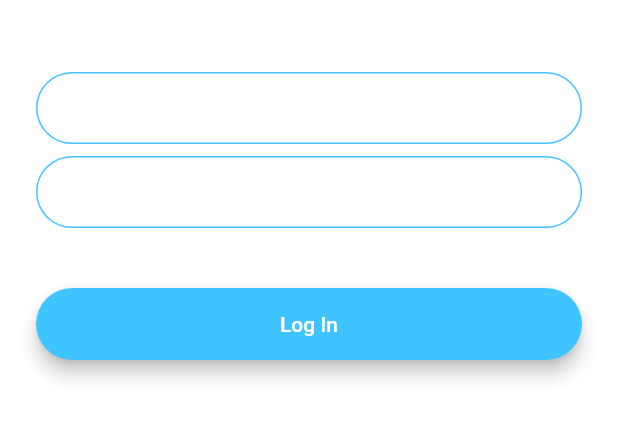
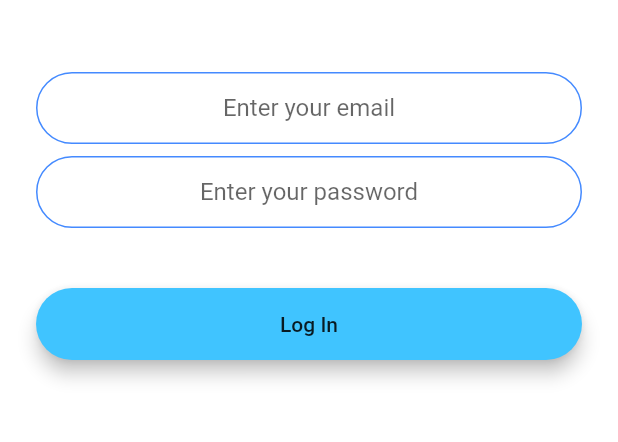
Before and after one commit to mittalsam98/chat_flutter, a Flutter app: the LoginScreen screen opened directly, on a phone screen of 412 x 824 dp, the part 576-1018 px from its top. Run offline on Flutter 3.47's test engine with Material 2 defaults, Android fonts, the phone set to English and light mode, and no system bars; our stand-ins replace animated_text_kit, firebase_auth; accounts and stored records are empty.

Commit message:
login and register functionality

```diff
--- /dev/null
+++ b/lib/components/rounded_button.dart
@@ -0,0 +1,29 @@
+import 'package:flutter/material.dart';
+
+class RoundedButton extends StatelessWidget {
+  RoundedButton({this.color, this.title, @required this.onPressed});
+
+  final Color color;
+  final String title;
+  final Function onPressed;
+
+  @override
+  Widget build(BuildContext context) {
+    return Padding(
+      padding: EdgeInsets.symmetric(vertical: 16.0),
+      child: Material(
+        elevation: 5.0,
+        color: color,
+        borderRadius: BorderRadius.circular(30.0),
+        child: MaterialButton(
+          onPressed: onPressed,
+          minWidth: 200.0,
+          height: 42.0,
+          child: Text(
+            title,
+          ),
+        ),
+      ),
+    );
+  }
+}
--- a/lib/constants.dart
+++ b/lib/constants.dart
@@ -17,3 +17,19 @@ const kMessageContainerDecoration = BoxDecoration(
     top: BorderSide(color: Colors.lightBlueAccent, width: 2.0),
   ),
 );
+
+const kTextFieldDecoration = InputDecoration(
+  hintText: 'Enter a value',
+  contentPadding: EdgeInsets.symmetric(vertical: 10.0, horizontal: 20.0),
+  border: OutlineInputBorder(
+    borderRadius: BorderRadius.all(Radius.circular(32.0)),
+  ),
+  enabledBorder: OutlineInputBorder(
+    borderSide: BorderSide(color: Colors.blueAccent, width: 1.0),
+    borderRadius: BorderRadius.all(Radius.circular(32.0)),
+  ),
+  focusedBorder: OutlineInputBorder(
+    borderSide: BorderSide(color: Colors.blueAccent, width: 2.0),
+    borderRadius: BorderRadius.all(Radius.circular(32.0)),
+  ),
+);
--- a/lib/screens/login_screen.dart
+++ b/lib/screens/login_screen.dart
@@ -1,11 +1,22 @@
 import 'package:flutter/material.dart';
+import 'package:flash_chat/components/rounded_button.dart';
+import 'package:firebase_auth/firebase_auth.dart';
+
+import '../constants.dart';
+import 'chat_screen.dart';
 
 class LoginScreen extends StatefulWidget {
+  static const String id = 'Login_Screen';
   @override
   _LoginScreenState createState() => _LoginScreenState();
 }
 
 class _LoginScreenState extends State<LoginScreen> {
+  final _auth = FirebaseAuth.instance;
+
+  String email;
+  String password;
+
   @override
   Widget build(BuildContext context) {
     return Scaffold(
@@ -16,83 +27,54 @@ class _LoginScreenState extends State<LoginScreen> {
           mainAxisAlignment: MainAxisAlignment.center,
           crossAxisAlignment: CrossAxisAlignment.stretch,
           children: <Widget>[
-            Container(
+            Hero(
+              tag: 'logo',
+              child: Container(
                 height: 200.0,
                 child: Image.asset('images/logo.png'),
+              ),
             ),
             SizedBox(
               height: 48.0,
             ),
             TextField(
+                keyboardType: TextInputType.emailAddress,
+                textAlign: TextAlign.center,
+                style: TextStyle(color: Colors.black),
                 onChanged: (value) {
-                //Do something with the user input.
+                  email = value;
                 },
-              decoration: InputDecoration(
-                hintText: 'Enter your email',
-                contentPadding:
-                    EdgeInsets.symmetric(vertical: 10.0, horizontal: 20.0),
-                border: OutlineInputBorder(
-                  borderRadius: BorderRadius.all(Radius.circular(32.0)),
-                ),
-                enabledBorder: OutlineInputBorder(
-                  borderSide:
-                      BorderSide(color: Colors.lightBlueAccent, width: 1.0),
-                  borderRadius: BorderRadius.all(Radius.circular(32.0)),
-                ),
-                focusedBorder: OutlineInputBorder(
-                  borderSide:
-                      BorderSide(color: Colors.lightBlueAccent, width: 2.0),
-                  borderRadius: BorderRadius.all(Radius.circular(32.0)),
-                ),
-              ),
-            ),
+                decoration: kTextFieldDecoration.copyWith(
+                    hintText: 'Enter your email')),
             SizedBox(
               height: 8.0,
             ),
             TextField(
+                textAlign: TextAlign.center,
+                obscureText: true,
                 onChanged: (value) {
-                //Do something with the user input.
+                  password = value;
                 },
-              decoration: InputDecoration(
-                hintText: 'Enter your password.',
-                contentPadding:
-                    EdgeInsets.symmetric(vertical: 10.0, horizontal: 20.0),
-                border: OutlineInputBorder(
-                  borderRadius: BorderRadius.all(Radius.circular(32.0)),
-                ),
-                enabledBorder: OutlineInputBorder(
-                  borderSide:
-                      BorderSide(color: Colors.lightBlueAccent, width: 1.0),
-                  borderRadius: BorderRadius.all(Radius.circular(32.0)),
-                ),
-                focusedBorder: OutlineInputBorder(
-                  borderSide:
-                      BorderSide(color: Colors.lightBlueAccent, width: 2.0),
-                  borderRadius: BorderRadius.all(Radius.circular(32.0)),
-                ),
-              ),
-            ),
+                decoration: kTextFieldDecoration.copyWith(
+                    hintText: 'Enter your password')),
             SizedBox(
               height: 24.0,
             ),
-            Padding(
-              padding: EdgeInsets.symmetric(vertical: 16.0),
-              child: Material(
+            RoundedButton(
               color: Colors.lightBlueAccent,
-                borderRadius: BorderRadius.all(Radius.circular(30.0)),
-                elevation: 5.0,
-                child: MaterialButton(
-                  onPressed: () {
-                    //Implement login functionality.
+              title: 'Log In',
+              onPressed: () async {
+                try {
+                  final user = _auth.signInWithEmailAndPassword(
+                      email: email, password: password);
+                  if (user != null) {
+                    Navigator.pushNamed(context, ChatScreen.id);
+                  }
+                } catch (e) {
+                  print(e);
+                }
               },
-                  minWidth: 200.0,
-                  height: 42.0,
-                  child: Text(
-                    'Log In',
-                  ),
-                ),
-              ),
-            ),
+            )
           ],
         ),
       ),
--- a/pubspec.yaml
+++ b/pubspec.yaml
@@ -11,6 +11,10 @@ dependencies:
     sdk: flutter
 
   cupertino_icons: ^0.1.2
+  animated_text_kit: ^2.0.0
+  firebase_core: ^0.4.4+3
+  firebase_auth: ^0.16.0
+  cloud_firestore: ^0.13.5
 
 dev_dependencies:
   flutter_test:
```
Also changed, not shown: lib/main.dart (+7 -6 lines), lib/screens/chat_screen.dart (+25 -1 lines), lib/screens/registration_screen.dart (+38 -53 lines), lib/screens/welcome_screen.dart (+44 -35 lines), pubspec.lock, 3 other files. Lines whose indentation alone changed are shown as unchanged.
